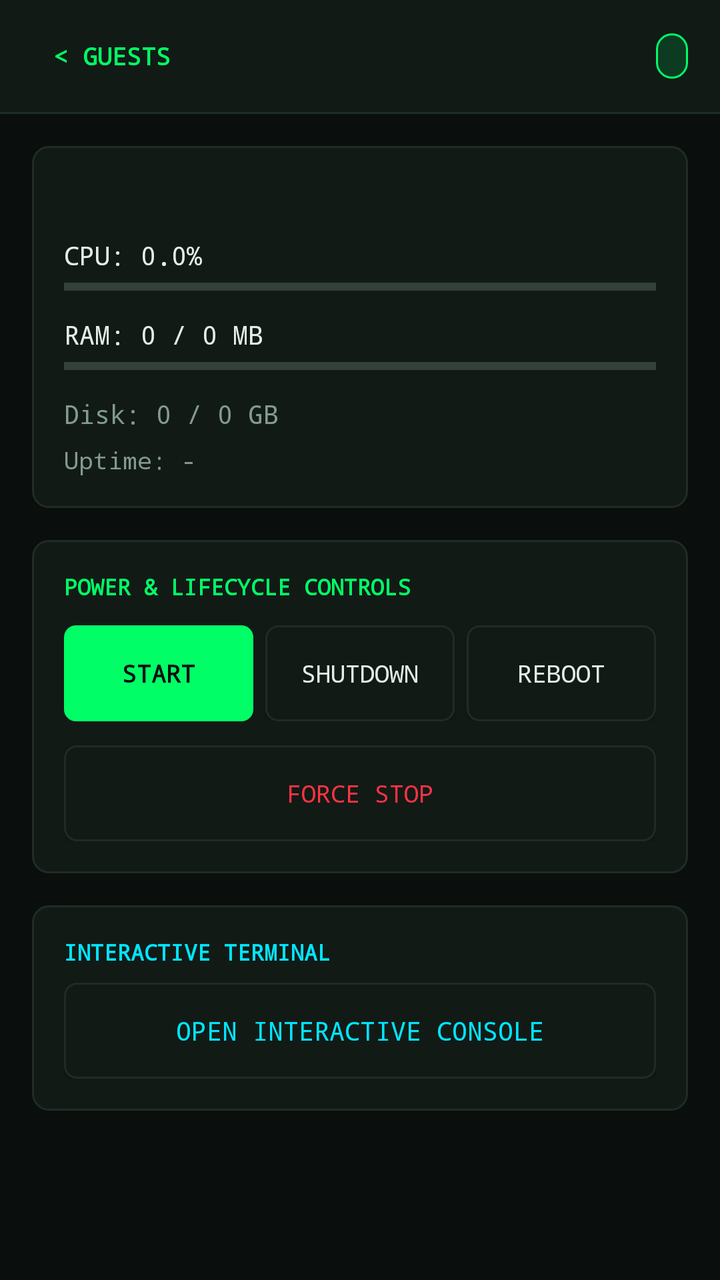
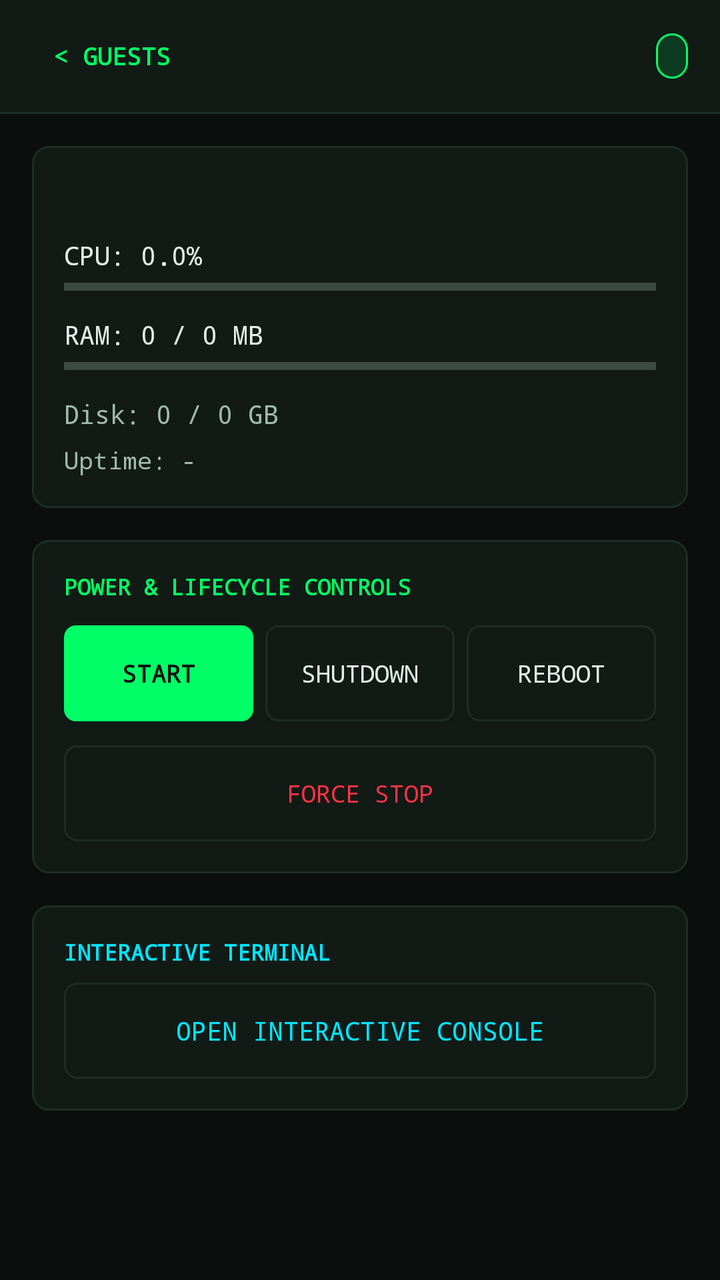

Two renders of the same Android screen: before a commit and after it. Below are the layout's source before the change and the commit's diff.
<!-- AndroidManifest.xml: application theme AppTheme -->
<!-- res/layout/activity_vm_detail.xml -->
<?xml version="1.0" encoding="utf-8"?>
<LinearLayout xmlns:android="http://schemas.android.com/apk/res/android"
    android:layout_width="match_parent"
    android:layout_height="match_parent"
    android:orientation="vertical"
    android:background="@color/matrix_obsidian">

    
    <LinearLayout
        android:layout_width="match_parent"
        android:layout_height="56dp"
        android:orientation="horizontal"
        android:background="@color/matrix_surface"
        android:gravity="center_vertical"
        android:paddingStart="12dp"
        android:paddingEnd="16dp">

        <Button
            android:id="@+id/btn_back"
            android:layout_width="wrap_content"
            android:layout_height="@dimen/touch_target_min"
            android:text="&lt; GUESTS"
            android:textColor="@color/matrix_phosphor"
            android:background="?android:attr/selectableItemBackground"
            android:textSize="12sp"
            android:textStyle="bold"
            android:fontFamily="monospace" />

        <TextView
            android:id="@+id/tv_guest_title"
            android:layout_width="0dp"
            android:layout_height="wrap_content"
            android:layout_weight="1"
            android:textSize="17sp"
            android:textStyle="bold"
            android:textColor="@color/matrix_text_primary"
            android:layout_marginStart="8dp" />

        <TextView
            android:id="@+id/tv_guest_detail_status"
            android:layout_width="wrap_content"
            android:layout_height="wrap_content"
            android:background="@drawable/bg_chip_running"
            android:textColor="@color/matrix_phosphor"
            android:paddingStart="8dp"
            android:paddingEnd="8dp"
            android:paddingTop="4dp"
            android:paddingBottom="4dp"
            android:textSize="11sp"
            android:textStyle="bold"
            android:fontFamily="monospace" />
    </LinearLayout>

    <View
        android:layout_width="match_parent"
        android:layout_height="1dp"
        android:background="@color/matrix_surface_border" />

    <ScrollView
        android:layout_width="match_parent"
        android:layout_height="0dp"
        android:layout_weight="1">

        <LinearLayout
            android:layout_width="match_parent"
            android:layout_height="wrap_content"
            android:orientation="vertical"
            android:padding="16dp">

            
            <LinearLayout
                android:layout_width="match_parent"
                android:layout_height="wrap_content"
                android:orientation="vertical"
                android:background="@drawable/bg_card_matrix"
                android:padding="16dp"
                android:layout_marginBottom="16dp">

                <TextView
                    android:id="@+id/tv_guest_id_node"
                    android:layout_width="wrap_content"
                    android:layout_height="wrap_content"
                    android:textSize="13sp"
                    android:fontFamily="monospace"
                    android:textColor="@color/matrix_cyan"
                    android:layout_marginBottom="12dp" />

                <TextView
                    android:id="@+id/tv_detail_guest_cpu"
                    android:layout_width="wrap_content"
                    android:layout_height="wrap_content"
                    android:text="CPU: 0.0%"
                    android:textSize="13sp"
                    android:fontFamily="monospace"
                    android:textColor="@color/matrix_text_primary" />

                <ProgressBar
                    android:id="@+id/progress_guest_cpu"
                    style="?android:attr/progressBarStyleHorizontal"
                    android:layout_width="match_parent"
                    android:layout_height="6dp"
                    android:max="100"
                    android:progressTint="@color/matrix_phosphor"
                    android:layout_marginTop="4dp"
                    android:layout_marginBottom="12dp" />

                <TextView
                    android:id="@+id/tv_detail_guest_ram"
                    android:layout_width="wrap_content"
                    android:layout_height="wrap_content"
                    android:text="RAM: 0 / 0 MB"
                    android:textSize="13sp"
                    android:fontFamily="monospace"
                    android:textColor="@color/matrix_text_primary" />

                <ProgressBar
                    android:id="@+id/progress_guest_ram"
                    style="?android:attr/progressBarStyleHorizontal"
                    android:layout_width="match_parent"
                    android:layout_height="6dp"
                    android:max="100"
                    android:progressTint="@color/matrix_cyan"
                    android:layout_marginTop="4dp"
                    android:layout_marginBottom="12dp" />

                <TextView
                    android:id="@+id/tv_detail_guest_disk"
                    android:layout_width="wrap_content"
                    android:layout_height="wrap_content"
                    android:text="Disk: 0 / 0 GB"
                    android:textSize="13sp"
                    android:fontFamily="monospace"
                    android:textColor="@color/matrix_text_secondary"
                    android:layout_marginBottom="6dp" />

                <TextView
                    android:id="@+id/tv_detail_guest_uptime"
                    android:layout_width="wrap_content"
                    android:layout_height="wrap_content"
                    android:text="Uptime: -"
                    android:textSize="12sp"
                    android:fontFamily="monospace"
                    android:textColor="@color/matrix_text_secondary" />
            </LinearLayout>

            
            <LinearLayout
                android:layout_width="match_parent"
                android:layout_height="wrap_content"
                android:orientation="vertical"
                android:background="@drawable/bg_card_matrix"
                android:padding="16dp"
                android:layout_marginBottom="16dp">

                <TextView
                    android:layout_width="wrap_content"
                    android:layout_height="wrap_content"
                    android:text="POWER &amp; LIFECYCLE CONTROLS"
                    android:textSize="11sp"
                    android:textStyle="bold"
                    android:fontFamily="monospace"
                    android:textColor="@color/matrix_phosphor"
                    android:layout_marginBottom="12dp" />

                <LinearLayout
                    android:layout_width="match_parent"
                    android:layout_height="wrap_content"
                    android:orientation="horizontal">

                    <Button
                        android:id="@+id/btn_action_start"
                        android:layout_width="0dp"
                        android:layout_weight="1"
                        android:layout_height="@dimen/touch_target_min"
                        android:text="@string/action_start"
                        android:background="@drawable/bg_btn_phosphor"
                        android:textColor="@color/matrix_obsidian"
                        android:textStyle="bold"
                        android:textSize="12sp"
                        android:fontFamily="monospace"
                        android:layout_marginEnd="6dp" />

                    <Button
                        android:id="@+id/btn_action_shutdown"
                        android:layout_width="0dp"
                        android:layout_weight="1"
                        android:layout_height="@dimen/touch_target_min"
                        android:text="@string/action_shutdown"
                        android:background="@drawable/bg_btn_outline"
                        android:textColor="@color/matrix_text_primary"
                        android:textSize="12sp"
                        android:fontFamily="monospace"
                        android:layout_marginEnd="6dp" />

                    <Button
                        android:id="@+id/btn_action_reboot"
                        android:layout_width="0dp"
                        android:layout_weight="1"
                        android:layout_height="@dimen/touch_target_min"
                        android:text="@string/action_reboot"
                        android:background="@drawable/bg_btn_outline"
                        android:textColor="@color/matrix_text_primary"
                        android:textSize="12sp"
                        android:fontFamily="monospace" />
                </LinearLayout>

                <Button
                    android:id="@+id/btn_action_force_stop"
                    android:layout_width="match_parent"
                    android:layout_height="@dimen/touch_target_min"
                    android:text="@string/action_force_stop"
                    android:background="@drawable/bg_btn_outline"
                    android:textColor="@color/matrix_danger"
                    android:textSize="12sp"
                    android:fontFamily="monospace"
                    android:layout_marginTop="12dp" />
            </LinearLayout>

            
            <LinearLayout
                android:layout_width="match_parent"
                android:layout_height="wrap_content"
                android:orientation="vertical"
                android:background="@drawable/bg_card_matrix"
                android:padding="16dp">

                <TextView
                    android:layout_width="wrap_content"
                    android:layout_height="wrap_content"
                    android:text="INTERACTIVE TERMINAL"
                    android:textSize="11sp"
                    android:textStyle="bold"
                    android:fontFamily="monospace"
                    android:textColor="@color/matrix_cyan"
                    android:layout_marginBottom="8dp" />

                <Button
                    android:id="@+id/btn_action_terminal"
                    android:layout_width="match_parent"
                    android:layout_height="@dimen/touch_target_min"
                    android:text="Open Interactive Console"
                    android:background="@drawable/bg_btn_outline"
                    android:textColor="@color/matrix_cyan"
                    android:textSize="13sp"
                    android:fontFamily="monospace" />
            </LinearLayout>

        </LinearLayout>
    </ScrollView>

</LinearLayout>
<!-- resources referenced by this layout -->
<resources>
  <color name="matrix_cyan">#00E5FF</color>
  <color name="matrix_danger">#FF3344</color>
  <color name="matrix_obsidian">#0A0F0D</color>
  <color name="matrix_phosphor">#00FF66</color>
  <color name="matrix_surface">#121A16</color>
  <color name="matrix_surface_border">#1E2D25</color>
  <color name="matrix_text_primary">#E1EFE6</color>
  <color name="matrix_text_secondary">#829B8E</color>
  <dimen name="touch_target_min">48dp</dimen>
  <!-- drawable bg_btn_outline (drawable) -->
  <?xml version="1.0" encoding="utf-8"?>
  <shape xmlns:android="http://schemas.android.com/apk/res/android"
      android:shape="rectangle">
      <solid android:color="@color/matrix_surface" />
      <stroke
          android:width="1dp"
          android:color="@color/matrix_surface_border" />
      <corners android:radius="6dp" />
  </shape>
  <!-- drawable bg_btn_phosphor (drawable) -->
  <?xml version="1.0" encoding="utf-8"?>
  <shape xmlns:android="http://schemas.android.com/apk/res/android"
      android:shape="rectangle">
      <solid android:color="@color/matrix_phosphor" />
      <corners android:radius="6dp" />
  </shape>
  <!-- drawable bg_card_matrix (drawable) -->
  <?xml version="1.0" encoding="utf-8"?>
  <shape xmlns:android="http://schemas.android.com/apk/res/android"
      android:shape="rectangle">
      <solid android:color="@color/matrix_surface" />
      <stroke
          android:width="1dp"
          android:color="@color/matrix_surface_border" />
      <corners android:radius="8dp" />
  </shape>
  <!-- drawable bg_chip_running (drawable) -->
  <?xml version="1.0" encoding="utf-8"?>
  <shape xmlns:android="http://schemas.android.com/apk/res/android"
      android:shape="rectangle">
      <solid android:color="@color/matrix_phosphor_dim" />
      <stroke
          android:width="1dp"
          android:color="@color/matrix_phosphor" />
      <corners android:radius="12dp" />
  </shape>
  <string name="action_force_stop">Force Stop</string>
  <string name="action_reboot">Reboot</string>
  <string name="action_shutdown">Shutdown</string>
  <string name="action_start">Start</string>
  <style name="AppTheme" parent="android:Theme.Material.NoActionBar">
          <item name="android:colorPrimary">@color/matrix_phosphor</item>
          <item name="android:colorPrimaryDark">@color/matrix_obsidian</item>
          <item name="android:colorAccent">@color/matrix_cyan</item>
          <item name="android:windowBackground">@color/matrix_obsidian</item>
          <item name="android:statusBarColor">@color/matrix_obsidian</item>
          <item name="android:navigationBarColor">@color/matrix_obsidian</item>
          <item name="android:textColorPrimary">@color/matrix_text_primary</item>
          <item name="android:textColorSecondary">@color/matrix_text_secondary</item>
      </style>
  <color name="matrix_phosphor_dim">#0D3B22</color>
</resources>

<!-- the commit's change to res/layout/activity_vm_detail.xml (unified diff, before → after) -->
@@ -145,6 +145,37 @@
 
             
             <LinearLayout
+                android:id="@+id/card_pdm_notice"
+                android:layout_width="match_parent"
+                android:layout_height="wrap_content"
+                android:orientation="vertical"
+                android:background="@drawable/bg_card_matrix"
+                android:padding="16dp"
+                android:layout_marginBottom="16dp"
+                android:visibility="gone">
+
+                <TextView
+                    android:layout_width="wrap_content"
+                    android:layout_height="wrap_content"
+                    android:text="@string/pdm_monitoring_only"
+                    android:textSize="11sp"
+                    android:textStyle="bold"
+                    android:fontFamily="monospace"
+                    android:textColor="@color/matrix_cyan"
+                    android:layout_marginBottom="8dp" />
+
+                <TextView
+                    android:layout_width="wrap_content"
+                    android:layout_height="wrap_content"
+                    android:text="@string/pdm_monitoring_detail"
+                    android:textSize="12sp"
+                    android:fontFamily="monospace"
+                    android:textColor="@color/matrix_text_secondary" />
+            </LinearLayout>
+
+            
+            <LinearLayout
+                android:id="@+id/card_guest_power"
                 android:layout_width="match_parent"
                 android:layout_height="wrap_content"
                 android:orientation="vertical"
@@ -218,6 +249,7 @@
 
             
             <LinearLayout
+                android:id="@+id/card_guest_terminal"
                 android:layout_width="match_parent"
                 android:layout_height="wrap_content"
                 android:orientation="vertical"
<!-- resource entries referenced after the edit -->
@@ -7,7 +7,7 @@
   <color name="matrix_surface">#121A16</color>
   <color name="matrix_surface_border">#1E2D25</color>
   <color name="matrix_text_primary">#E1EFE6</color>
-  <color name="matrix_text_secondary">#829B8E</color>
+  <color name="matrix_text_secondary">#A0BAAF</color>
   <dimen name="touch_target_min">48dp</dimen>
   <!-- drawable bg_btn_outline (drawable) -->
   <?xml version="1.0" encoding="utf-8"?>
@@ -50,6 +50,8 @@
   <string name="action_reboot">Reboot</string>
   <string name="action_shutdown">Shutdown</string>
   <string name="action_start">Start</string>
+  <string name="pdm_monitoring_detail">Power lifecycle controls and direct terminal shell are disabled on Proxmox Datacenter Manager (PDM) endpoints. Please use the upstream Proxmox VE web console or PDM web interface for direct guest management.</string>
+  <string name="pdm_monitoring_only">PDM MONITORING ONLY</string>
   <style name="AppTheme" parent="android:Theme.Material.NoActionBar">
           <item name="android:colorPrimary">@color/matrix_phosphor</item>
           <item name="android:colorPrimaryDark">@color/matrix_obsidian</item>
@@ -59,7 +61,9 @@
           <item name="android:navigationBarColor">@color/matrix_obsidian</item>
           <item name="android:textColorPrimary">@color/matrix_text_primary</item>
           <item name="android:textColorSecondary">@color/matrix_text_secondary</item>
+          <item name="android:textColorHint">@color/matrix_text_muted</item>
       </style>
   <color name="matrix_phosphor_dim">#0D3B22</color>
+  <color name="matrix_text_muted">#738E82</color>
 </resources>
 
